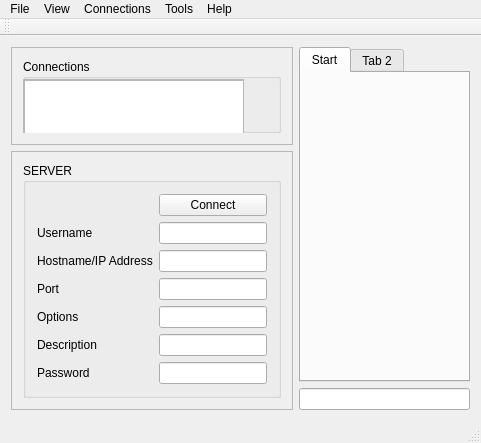
Above: qt/qt/mainwindow.ui from khrysro/monocute before the change. Below: the same form after it.
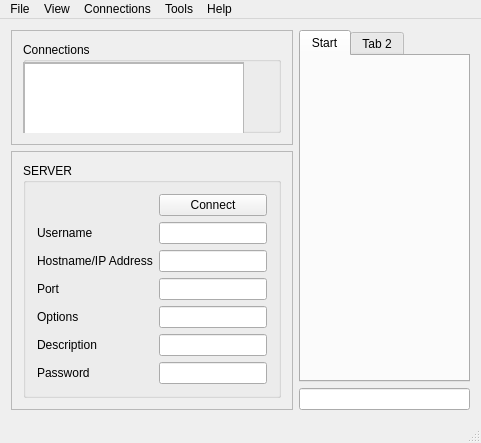
That is the form after the change.

Patch:
```diff
--- a/qt/qt/mainwindow.ui
+++ b/qt/qt/mainwindow.ui
@@ -261,14 +261,6 @@
    <addaction name="menuTools"/>
    <addaction name="menuHelp"/>
   </widget>
-  <widget class="QToolBar" name="mainToolBar">
-   <attribute name="toolBarArea">
-    <enum>TopToolBarArea</enum>
-   </attribute>
-   <attribute name="toolBarBreak">
-    <bool>false</bool>
-   </attribute>
-  </widget>
   <widget class="QStatusBar" name="statusBar"/>
   <action name="actionFeedbask">
    <property name="text">
```
Left out of the diff: 5 changed lines with no effect on the pictures.
